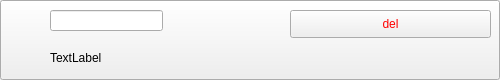
This is ui/projectbutton.ui in hidog/HiGit as Qt 5 draws it before an edit. The edited form follows.
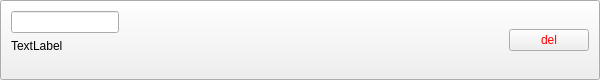
This is the edited form.

Diff of the .ui file:
```diff
--- a/ui/projectbutton.ui
+++ b/ui/projectbutton.ui
@@ -6,53 +6,62 @@
    <rect>
     <x>0</x>
     <y>0</y>
-    <width>500</width>
+    <width>600</width>
     <height>80</height>
    </rect>
   </property>
   <property name="sizePolicy">
-   <sizepolicy hsizetype="Expanding" vsizetype="Fixed">
+   <sizepolicy hsizetype="Preferred" vsizetype="Preferred">
     <horstretch>0</horstretch>
     <verstretch>0</verstretch>
    </sizepolicy>
   </property>
   <property name="minimumSize">
    <size>
-    <width>0</width>
+    <width>545</width>
     <height>0</height>
    </size>
   </property>
+  <layout class="QGridLayout" name="gridLayout_2">
+   <item row="0" column="0">
+    <widget class="QLineEdit" name="nameLEdit">
+     <property name="sizePolicy">
+      <sizepolicy hsizetype="Fixed" vsizetype="Fixed">
+       <horstretch>0</horstretch>
+       <verstretch>0</verstretch>
+      </sizepolicy>
+     </property>
+    </widget>
+   </item>
+   <item row="1" column="0">
   <widget class="QLabel" name="pathLabel">
-   <property name="geometry">
-    <rect>
-     <x>50</x>
-     <y>50</y>
-     <width>351</width>
-     <height>16</height>
-    </rect>
+     <property name="sizePolicy">
+      <sizepolicy hsizetype="Expanding" vsizetype="Fixed">
+       <horstretch>0</horstretch>
+       <verstretch>0</verstretch>
+      </sizepolicy>
    </property>
    <property name="text">
     <string>TextLabel</string>
    </property>
   </widget>
-  <widget class="QLineEdit" name="nameLEdit">
-   <property name="geometry">
-    <rect>
-     <x>50</x>
-     <y>10</y>
-     <width>113</width>
-     <height>21</height>
-    </rect>
-   </property>
-  </widget>
+   </item>
+   <item row="0" column="3" rowspan="4">
   <widget class="QPushButton" name="pushButton">
-   <property name="geometry">
-    <rect>
-     <x>290</x>
-     <y>10</y>
-     <width>201</width>
-     <height>28</height>
-    </rect>
+     <property name="sizePolicy">
+      <sizepolicy hsizetype="Fixed" vsizetype="Fixed">
+       <horstretch>10</horstretch>
+       <verstretch>10</verstretch>
+      </sizepolicy>
+     </property>
+     <property name="minimumSize">
+      <size>
+       <width>0</width>
+       <height>0</height>
+      </size>
+     </property>
+     <property name="layoutDirection">
+      <enum>Qt::RightToLeft</enum>
    </property>
    <property name="styleSheet">
     <string notr="true">color: rgb(255, 0, 0);</string>
@@ -61,6 +70,8 @@
     <string>del</string>
    </property>
   </widget>
+   </item>
+  </layout>
  </widget>
  <resources/>
  <connections/>
```
Lines whose indentation alone changed are shown as unchanged.
